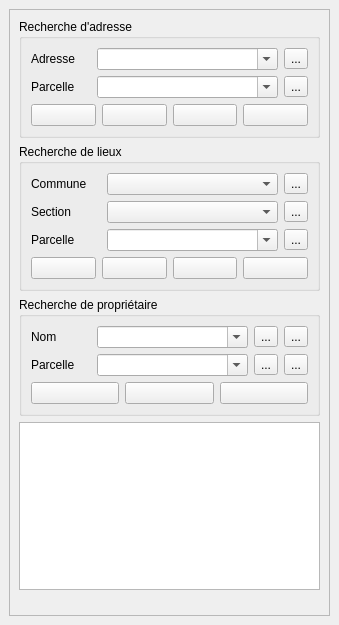
Old version of the form forms/cadastre_search_form.ui in the repository 3liz/QgisCadastrePlugin.
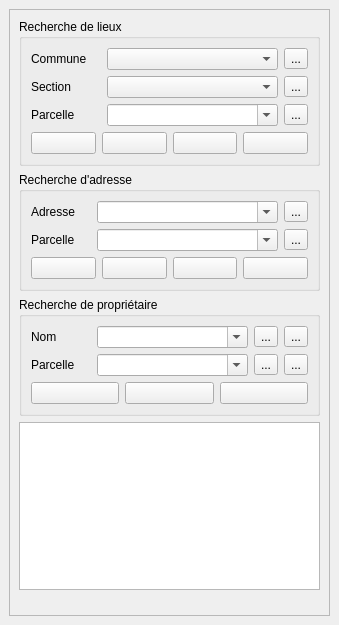
New version of the form. Icons and pictures are not drawn.

Commit message: Recherche/Identification - désactivation des outils nécessitant MAJIC

What changed in the file:
```diff
--- a/forms/cadastre_search_form.ui
+++ b/forms/cadastre_search_form.ui
@@ -31,142 +31,7 @@
        </property>
        <layout class="QVBoxLayout" name="verticalLayout_13">
         <item>
-         <widget class="QGroupBox" name="groupBox">
-          <property name="title">
-           <string>Recherche d'adresse</string>
-          </property>
-          <layout class="QVBoxLayout" name="verticalLayout_6">
-           <item>
-            <layout class="QGridLayout" name="gridLayout_3">
-             <item row="0" column="1">
-              <widget class="QComboBox" name="liAdresse">
-               <property name="editable">
-                <bool>true</bool>
-               </property>
-              </widget>
-             </item>
-             <item row="0" column="0">
-              <widget class="QLabel" name="label_5">
-               <property name="text">
-                <string>Adresse</string>
-               </property>
-              </widget>
-             </item>
-             <item row="1" column="0">
-              <widget class="QLabel" name="label_6">
-               <property name="maximumSize">
-                <size>
-                 <width>60</width>
-                 <height>16777215</height>
-                </size>
-               </property>
-               <property name="text">
-                <string>Parcelle</string>
-               </property>
-              </widget>
-             </item>
-             <item row="1" column="1">
-              <widget class="QComboBox" name="liParcelleAdresse">
-               <property name="editable">
-                <bool>true</bool>
-               </property>
-              </widget>
-             </item>
-             <item row="1" column="2">
-              <widget class="QToolButton" name="btResetParcelleAdresse">
-               <property name="toolTip">
-                <string>Retour à l'ensemble des parcelles</string>
-               </property>
-               <property name="text">
-                <string>...</string>
-               </property>
-               <property name="icon">
-                <iconset resource="resource.qrc">
-                 <normaloff>:/plugins/cadastre/icons/delete.png</normaloff>:/plugins/cadastre/icons/delete.png</iconset>
-               </property>
-              </widget>
-             </item>
-             <item row="0" column="2">
-              <widget class="QToolButton" name="btSearchAdresse">
-               <property name="toolTip">
-                <string>Lancer la recherche</string>
-               </property>
-               <property name="text">
-                <string>...</string>
-               </property>
-               <property name="icon">
-                <iconset resource="resource.qrc">
-                 <normaloff>:/plugins/cadastre/icons/search.png</normaloff>:/plugins/cadastre/icons/search.png</iconset>
-               </property>
-              </widget>
-             </item>
-            </layout>
-           </item>
-           <item>
-            <layout class="QHBoxLayout" name="horizontalLayout">
-             <item>
-              <widget class="QPushButton" name="btCentrerAdresse">
-               <property name="toolTip">
-                <string>Centrer sur la/les parcelle(s)</string>
-               </property>
-               <property name="text">
-                <string/>
-               </property>
-               <property name="icon">
-                <iconset resource="resource.qrc">
-                 <normaloff>:/plugins/cadastre/icons/centrer.png</normaloff>:/plugins/cadastre/icons/centrer.png</iconset>
-               </property>
-              </widget>
-             </item>
-             <item>
-              <widget class="QPushButton" name="btZoomerAdresse">
-               <property name="toolTip">
-                <string>Zoomer sur la/les parcelle(s)</string>
-               </property>
-               <property name="text">
-                <string/>
-               </property>
-               <property name="icon">
-                <iconset resource="resource.qrc">
-                 <normaloff>:/plugins/cadastre/icons/zoom.png</normaloff>:/plugins/cadastre/icons/zoom.png</iconset>
-               </property>
-              </widget>
-             </item>
-             <item>
-              <widget class="QPushButton" name="btSelectionnerAdresse">
-               <property name="toolTip">
-                <string>Sélectionner la/les parcelle(s)</string>
-               </property>
-               <property name="text">
-                <string/>
-               </property>
-               <property name="icon">
-                <iconset resource="resource.qrc">
-                 <normaloff>:/plugins/cadastre/icons/select.png</normaloff>:/plugins/cadastre/icons/select.png</iconset>
-               </property>
-              </widget>
-             </item>
-             <item>
-              <widget class="QPushButton" name="btExportParcelleAdresse">
-               <property name="toolTip">
-                <string>Exporter le relevé parcellaire</string>
-               </property>
-               <property name="text">
-                <string/>
-               </property>
-               <property name="icon">
-                <iconset resource="resource.qrc">
-                 <normaloff>:/plugins/cadastre/icons/releve.png</normaloff>:/plugins/cadastre/icons/releve.png</iconset>
-               </property>
-              </widget>
-             </item>
-            </layout>
-           </item>
-          </layout>
-         </widget>
-        </item>
-        <item>
-         <widget class="QGroupBox" name="groupBox_5">
+         <widget class="QGroupBox" name="grpLieu">
           <property name="title">
            <string>Recherche de lieux</string>
           </property>
@@ -325,7 +190,142 @@
          </widget>
         </item>
         <item>
-         <widget class="QGroupBox" name="groupBox_6">
+         <widget class="QGroupBox" name="grpAdresse">
+          <property name="title">
+           <string>Recherche d'adresse</string>
+          </property>
+          <layout class="QVBoxLayout" name="verticalLayout_6">
+           <item>
+            <layout class="QGridLayout" name="gridLayout_3">
+             <item row="0" column="1">
+              <widget class="QComboBox" name="liAdresse">
+               <property name="editable">
+                <bool>true</bool>
+               </property>
+              </widget>
+             </item>
+             <item row="0" column="0">
+              <widget class="QLabel" name="label_5">
+               <property name="text">
+                <string>Adresse</string>
+               </property>
+              </widget>
+             </item>
+             <item row="1" column="0">
+              <widget class="QLabel" name="label_6">
+               <property name="maximumSize">
+                <size>
+                 <width>60</width>
+                 <height>16777215</height>
+                </size>
+               </property>
+               <property name="text">
+                <string>Parcelle</string>
+               </property>
+              </widget>
+             </item>
+             <item row="1" column="1">
+              <widget class="QComboBox" name="liParcelleAdresse">
+               <property name="editable">
+                <bool>true</bool>
+               </property>
+              </widget>
+             </item>
+             <item row="1" column="2">
+              <widget class="QToolButton" name="btResetParcelleAdresse">
+               <property name="toolTip">
+                <string>Retour à l'ensemble des parcelles</string>
+               </property>
+               <property name="text">
+                <string>...</string>
+               </property>
+               <property name="icon">
+                <iconset resource="resource.qrc">
+                 <normaloff>:/plugins/cadastre/icons/delete.png</normaloff>:/plugins/cadastre/icons/delete.png</iconset>
+               </property>
+              </widget>
+             </item>
+             <item row="0" column="2">
+              <widget class="QToolButton" name="btSearchAdresse">
+               <property name="toolTip">
+                <string>Lancer la recherche</string>
+               </property>
+               <property name="text">
+                <string>...</string>
+               </property>
+               <property name="icon">
+                <iconset resource="resource.qrc">
+                 <normaloff>:/plugins/cadastre/icons/search.png</normaloff>:/plugins/cadastre/icons/search.png</iconset>
+               </property>
+              </widget>
+             </item>
+            </layout>
+           </item>
+           <item>
+            <layout class="QHBoxLayout" name="horizontalLayout">
+             <item>
+              <widget class="QPushButton" name="btCentrerAdresse">
+               <property name="toolTip">
+                <string>Centrer sur la/les parcelle(s)</string>
+               </property>
+               <property name="text">
+                <string/>
+               </property>
+               <property name="icon">
+                <iconset resource="resource.qrc">
+                 <normaloff>:/plugins/cadastre/icons/centrer.png</normaloff>:/plugins/cadastre/icons/centrer.png</iconset>
+               </property>
+              </widget>
+             </item>
+             <item>
+              <widget class="QPushButton" name="btZoomerAdresse">
+               <property name="toolTip">
+                <string>Zoomer sur la/les parcelle(s)</string>
+               </property>
+               <property name="text">
+                <string/>
+               </property>
+               <property name="icon">
+                <iconset resource="resource.qrc">
+                 <normaloff>:/plugins/cadastre/icons/zoom.png</normaloff>:/plugins/cadastre/icons/zoom.png</iconset>
+               </property>
+              </widget>
+             </item>
+             <item>
+              <widget class="QPushButton" name="btSelectionnerAdresse">
+               <property name="toolTip">
+                <string>Sélectionner la/les parcelle(s)</string>
+               </property>
+               <property name="text">
+                <string/>
+               </property>
+               <property name="icon">
+                <iconset resource="resource.qrc">
+                 <normaloff>:/plugins/cadastre/icons/select.png</normaloff>:/plugins/cadastre/icons/select.png</iconset>
+               </property>
+              </widget>
+             </item>
+             <item>
+              <widget class="QPushButton" name="btExportParcelleAdresse">
+               <property name="toolTip">
+                <string>Exporter le relevé parcellaire</string>
+               </property>
+               <property name="text">
+                <string/>
+               </property>
+               <property name="icon">
+                <iconset resource="resource.qrc">
+                 <normaloff>:/plugins/cadastre/icons/releve.png</normaloff>:/plugins/cadastre/icons/releve.png</iconset>
+               </property>
+              </widget>
+             </item>
+            </layout>
+           </item>
+          </layout>
+         </widget>
+        </item>
+        <item>
+         <widget class="QGroupBox" name="grpProprietaire">
           <property name="title">
            <string>Recherche de propriétaire</string>
           </property>
```
The commit also changes 3 other files.
